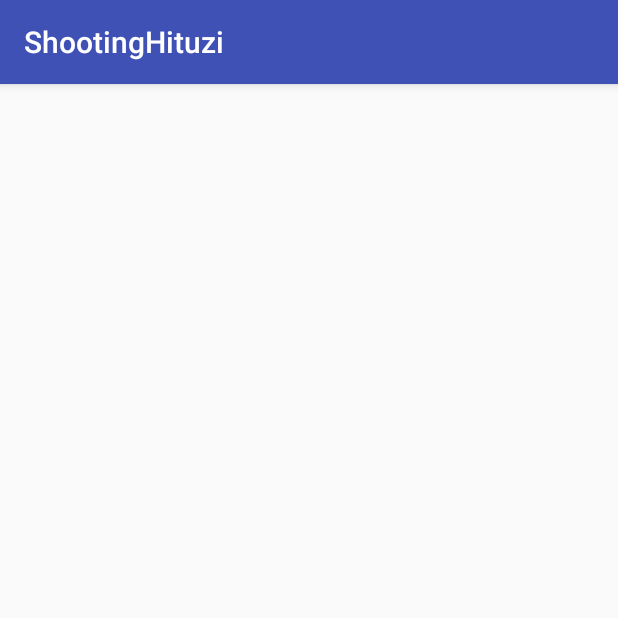
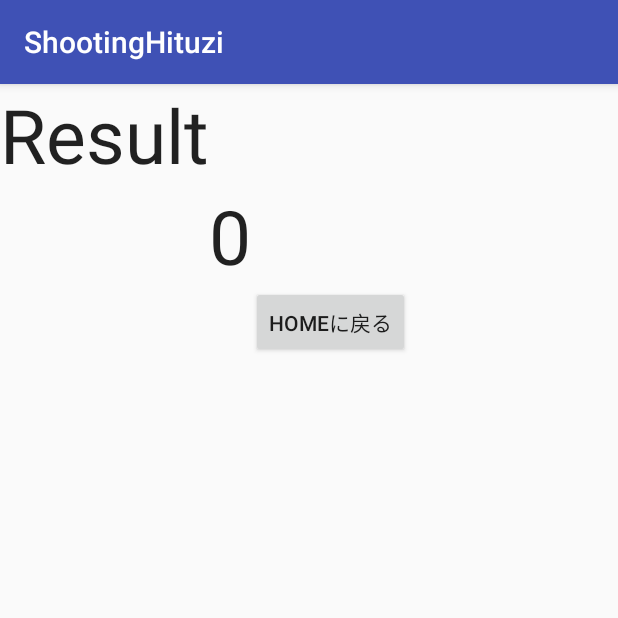
Before and after one commit to s14003/ShootingHituzi, an Android app: the Result screen opened directly, with no data from a screen before it, on a phone screen of 412 x 824 dp, the top half of it. Run offline under Robolectric (Android 15) with nearby library versions, the phone set to English and light mode, and no system bars.

Commit message:
result画面いじり途中

```diff
--- a/app/src/main/java/jp/ac/it_college/std/s14003/android/shootinghituzi/GameView.java
+++ b/app/src/main/java/jp/ac/it_college/std/s14003/android/shootinghituzi/GameView.java
@@ -120,7 +120,6 @@ public class GameView extends SurfaceView implements SurfaceHolder.Callback {
                     @Override
                     public void run() {
                         callback.onGameOver(score);
-
                     }
                 });
                 break;
@@ -201,5 +200,6 @@ public class GameView extends SurfaceView implements SurfaceHolder.Callback {
     @Override
     public void surfaceDestroyed(SurfaceHolder holder) {
         stopDrawThread();
+
     }
 }
--- a/app/src/main/java/jp/ac/it_college/std/s14003/android/shootinghituzi/Result.java
+++ b/app/src/main/java/jp/ac/it_college/std/s14003/android/shootinghituzi/Result.java
@@ -1,14 +1,37 @@
 package jp.ac.it_college.std.s14003.android.shootinghituzi;
 
 
+import android.content.SharedPreferences;
 import android.os.Bundle;
 import android.support.v7.app.AppCompatActivity;
+import android.util.Log;
+import android.view.View;
+import android.widget.Button;
+import android.widget.TextView;
 
-public class Result extends AppCompatActivity {
+public class Result extends AppCompatActivity implements View.OnClickListener {
 //GameViewのスコアをSharedPreferencesに保存して取得。
+    private Button button;
     @Override
     protected void onCreate(Bundle savedInstanceState) {
         super.onCreate(savedInstanceState);
+        setContentView(R.layout.activity_result);
+
+        SharedPreferences preferences = getSharedPreferences("NewData", MODE_PRIVATE);
+        Long score = preferences.getLong("ScoreData", 0);
+        Log.d("Result", score + "");
+        TextView scoreView = (TextView)findViewById(R.id.score);
+        scoreView.setText("" + score);
+
+        button = (Button)findViewById(R.id.back_button);
+        button.setOnClickListener(this);
 
     }
+
+    @Override
+    public void onClick(View v) {
+        if (button == v) {
+            finish();
+        }
+    }
 }
--- a/app/src/main/res/layout/activity_result.xml
+++ b/app/src/main/res/layout/activity_result.xml
@@ -11,14 +11,71 @@
 
     </LinearLayout>
 
-    <TextView
-        android:layout_width="215dp"
+    <TableLayout
+        android:layout_width="match_parent"
         android:layout_height="wrap_content"
-        android:textAppearance="?android:attr/textAppearanceLarge"
-        android:text="Result"
-        android:id="@+id/result_View"
-        android:layout_gravity="center_horizontal"
-        android:layout_weight="0.05"
-        android:textSize="20dp" />
+        android:layout_weight="0.90">
+
+
+
+        <TableRow
+            android:layout_width="match_parent"
+            android:layout_height="match_parent">
+
+        </TableRow>
+
+
+        <TableRow
+            android:layout_width="match_parent"
+            android:layout_height="match_parent">
+
+            <TextView
+                android:layout_width="wrap_content"
+                android:layout_height="wrap_content"
+                android:textAppearance="?android:attr/textAppearanceLarge"
+                android:text="Result"
+                android:id="@+id/result_View"
+                android:textSize="50dp"
+                android:layout_column="29"
+                android:layout_gravity="center_horizontal" />
+        </TableRow>
+
+        <TableRow
+            android:layout_width="match_parent"
+            android:layout_height="match_parent">
+
+        </TableRow>
+
+
+
+        <TableRow
+            android:layout_width="match_parent"
+            android:layout_height="match_parent">
+
+            <TextView
+                android:layout_width="wrap_content"
+                android:layout_height="wrap_content"
+                android:textAppearance="?android:attr/textAppearanceLarge"
+                android:text="@string/score"
+                android:id="@+id/score"
+                android:layout_gravity="center_horizontal"
+                android:textSize="50sp"
+                android:layout_column="37" />
+        </TableRow>
+
+
+        <TableRow
+            android:layout_width="match_parent"
+            android:layout_height="match_parent">
+
+            <Button
+                android:layout_width="wrap_content"
+                android:layout_height="wrap_content"
+                android:text="@string/home"
+                android:id="@+id/back_button"
+                android:layout_column="42" />
+        </TableRow>
+    </TableLayout>
+
 
 </LinearLayout>
--- a/app/src/main/res/values/strings.xml
+++ b/app/src/main/res/values/strings.xml
@@ -1,3 +1,5 @@
 <resources>
     <string name="app_name">ShootingHituzi</string>
+    <string name="score">0000</string>
+    <string name="home">Homeに戻る</string>
 </resources>
```
Also changed, not shown: app/src/main/java/jp/ac/it_college/std/s14003/android/shootinghituzi/MainActivity.java (+33 -17 lines), app/src/main/res/layout/activity_main.xml (+16 -2 lines).
